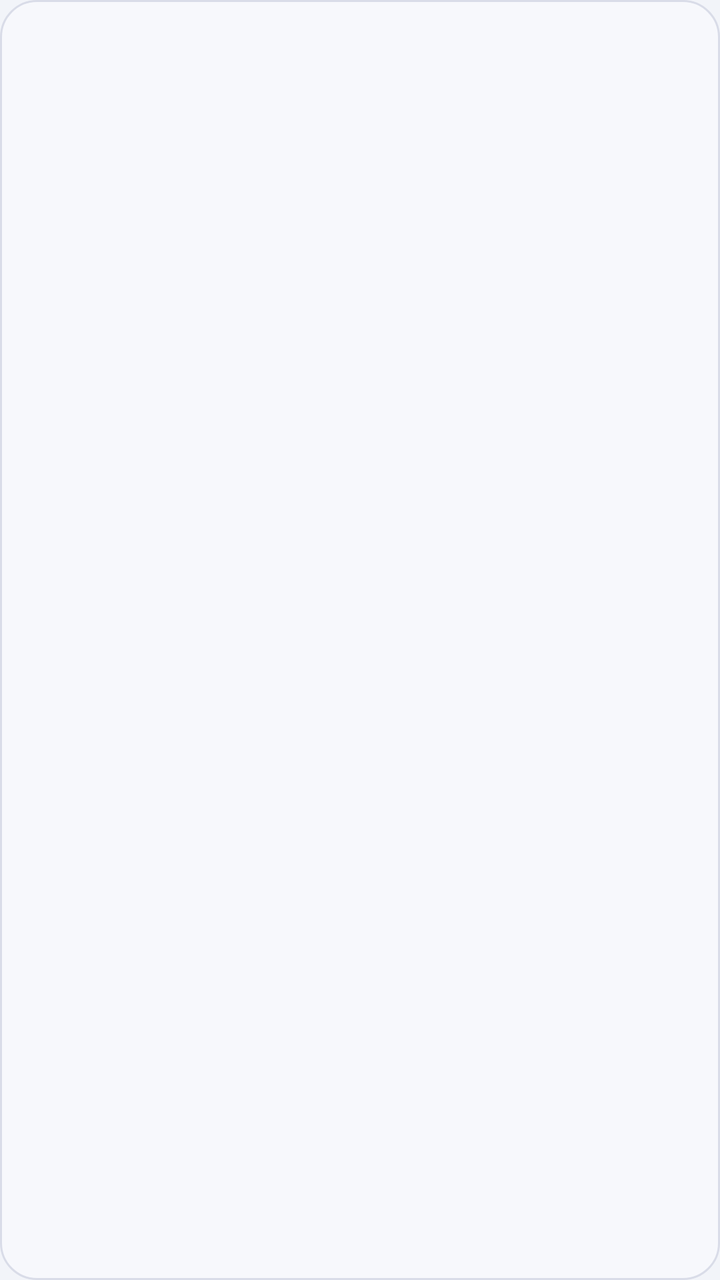
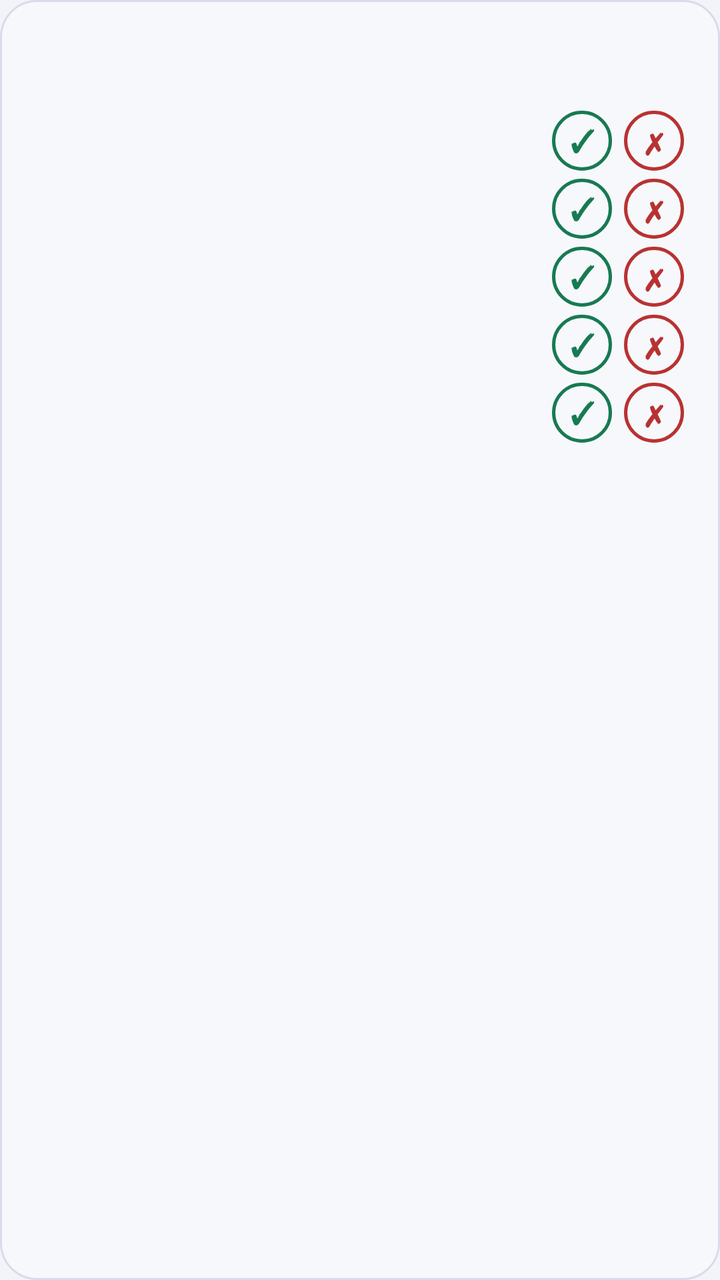

Before-and-after screenshots of an Android layout around one commit, followed by the original layout XML and the change that was made.
<!-- AndroidManifest.xml: application theme AppTheme -->
<!-- res/layout/widget.xml -->
<?xml version="1.0" encoding="utf-8"?>
<LinearLayout xmlns:android="http://schemas.android.com/apk/res/android"
    android:id="@+id/w_root"
    android:layout_width="match_parent"
    android:layout_height="match_parent"
    android:background="@drawable/widget_bg"
    android:orientation="vertical"
    android:padding="12dp">

    <TextView
        android:id="@+id/w_date"
        android:layout_width="match_parent"
        android:layout_height="wrap_content"
        android:textColor="#3A4BC7"
        android:textSize="13sp"
        android:textStyle="bold" />

    <TextView
        android:id="@+id/w_classes"
        android:layout_width="match_parent"
        android:layout_height="wrap_content"
        android:layout_marginTop="4dp"
        android:ellipsize="end"
        android:maxLines="7"
        android:textColor="#1B1D26"
        android:textSize="13sp" />

    <TextView
        android:id="@+id/w_due"
        android:layout_width="match_parent"
        android:layout_height="wrap_content"
        android:layout_marginTop="6dp"
        android:ellipsize="end"
        android:maxLines="6"
        android:textColor="#B3261E"
        android:textSize="12sp" />
</LinearLayout>
<!-- resources referenced by this layout -->
<resources>
  <!-- drawable widget_bg (drawable) -->
  <?xml version="1.0" encoding="utf-8"?>
  <shape xmlns:android="http://schemas.android.com/apk/res/android" android:shape="rectangle">
      <solid android:color="#F7F8FC" />
      <corners android:radius="18dp" />
      <stroke android:width="1dp" android:color="#D9DCE8" />
  </shape>
  <style name="AppTheme" parent="android:Theme.DeviceDefault.DayNight">
          <item name="android:windowActionBar">false</item>
          <item name="android:windowNoTitle">true</item>
          <item name="android:windowBackground">@color/page_bg</item>
          <item name="android:statusBarColor">@color/page_bg</item>
          <item name="android:navigationBarColor">@color/page_bg</item>
          <item name="android:windowLightStatusBar">true</item>
          <item name="android:windowLightNavigationBar">true</item>
      </style>
  <color name="page_bg">#F2F4F9</color>
</resources>

<!-- the commit's change to res/layout/widget.xml (unified diff, before → after) -->
@@ -11,7 +11,7 @@
         android:id="@+id/w_date"
         android:layout_width="match_parent"
         android:layout_height="wrap_content"
-        android:textColor="#3A4BC7"
+        android:textColor="@color/w_accent"
         android:textSize="13sp"
         android:textStyle="bold" />
 
@@ -22,8 +22,81 @@
         android:layout_marginTop="4dp"
         android:ellipsize="end"
         android:maxLines="7"
-        android:textColor="#1B1D26"
+        android:textColor="@color/w_ink"
         android:textSize="13sp" />
+
+    <LinearLayout
+        android:id="@+id/w_r1"
+        android:layout_width="match_parent"
+        android:layout_height="wrap_content"
+        android:layout_marginTop="4dp"
+        android:gravity="center_vertical"
+        android:orientation="horizontal">
+        <TextView android:id="@+id/w_n1" android:layout_width="0dp" android:layout_height="wrap_content" android:layout_weight="1" android:ellipsize="end" android:maxLines="1" android:textColor="@color/w_ink" android:textSize="13sp" />
+        <TextView android:id="@+id/w_a1" android:layout_width="30dp" android:layout_height="30dp" android:layout_marginStart="6dp" android:background="@drawable/w_btn_ok" android:gravity="center" android:text="✓" android:textColor="@color/w_ok" android:textSize="15sp" android:textStyle="bold" />
+        <TextView android:id="@+id/w_m1" android:layout_width="30dp" android:layout_height="30dp" android:layout_marginStart="6dp" android:background="@drawable/w_btn_no" android:gravity="center" android:text="✗" android:textColor="@color/w_bad" android:textSize="15sp" android:textStyle="bold" />
+        <TextView android:id="@+id/w_s1" android:layout_width="wrap_content" android:layout_height="wrap_content" android:layout_marginStart="6dp" android:textSize="15sp" android:textStyle="bold" />
+    </LinearLayout>
+
+    <LinearLayout
+        android:id="@+id/w_r2"
+        android:layout_width="match_parent"
+        android:layout_height="wrap_content"
+        android:layout_marginTop="4dp"
+        android:gravity="center_vertical"
+        android:orientation="horizontal">
+        <TextView android:id="@+id/w_n2" android:layout_width="0dp" android:layout_height="wrap_content" android:layout_weight="1" android:ellipsize="end" android:maxLines="1" android:textColor="@color/w_ink" android:textSize="13sp" />
+        <TextView android:id="@+id/w_a2" android:layout_width="30dp" android:layout_height="30dp" android:layout_marginStart="6dp" android:background="@drawable/w_btn_ok" android:gravity="center" android:text="✓" android:textColor="@color/w_ok" android:textSize="15sp" android:textStyle="bold" />
+        <TextView android:id="@+id/w_m2" android:layout_width="30dp" android:layout_height="30dp" android:layout_marginStart="6dp" android:background="@drawable/w_btn_no" android:gravity="center" android:text="✗" android:textColor="@color/w_bad" android:textSize="15sp" android:textStyle="bold" />
+        <TextView android:id="@+id/w_s2" android:layout_width="wrap_content" android:layout_height="wrap_content" android:layout_marginStart="6dp" android:textSize="15sp" android:textStyle="bold" />
+    </LinearLayout>
+
+    <LinearLayout
+        android:id="@+id/w_r3"
+        android:layout_width="match_parent"
+        android:layout_height="wrap_content"
+        android:layout_marginTop="4dp"
+        android:gravity="center_vertical"
+        android:orientation="horizontal">
+        <TextView android:id="@+id/w_n3" android:layout_width="0dp" android:layout_height="wrap_content" android:layout_weight="1" android:ellipsize="end" android:maxLines="1" android:textColor="@color/w_ink" android:textSize="13sp" />
+        <TextView android:id="@+id/w_a3" android:layout_width="30dp" android:layout_height="30dp" android:layout_marginStart="6dp" android:background="@drawable/w_btn_ok" android:gravity="center" android:text="✓" android:textColor="@color/w_ok" android:textSize="15sp" android:textStyle="bold" />
+        <TextView android:id="@+id/w_m3" android:layout_width="30dp" android:layout_height="30dp" android:layout_marginStart="6dp" android:background="@drawable/w_btn_no" android:gravity="center" android:text="✗" android:textColor="@color/w_bad" android:textSize="15sp" android:textStyle="bold" />
+        <TextView android:id="@+id/w_s3" android:layout_width="wrap_content" android:layout_height="wrap_content" android:layout_marginStart="6dp" android:textSize="15sp" android:textStyle="bold" />
+    </LinearLayout>
+
+    <LinearLayout
+        android:id="@+id/w_r4"
+        android:layout_width="match_parent"
+        android:layout_height="wrap_content"
+        android:layout_marginTop="4dp"
+        android:gravity="center_vertical"
+        android:orientation="horizontal">
+        <TextView android:id="@+id/w_n4" android:layout_width="0dp" android:layout_height="wrap_content" android:layout_weight="1" android:ellipsize="end" android:maxLines="1" android:textColor="@color/w_ink" android:textSize="13sp" />
+        <TextView android:id="@+id/w_a4" android:layout_width="30dp" android:layout_height="30dp" android:layout_marginStart="6dp" android:background="@drawable/w_btn_ok" android:gravity="center" android:text="✓" android:textColor="@color/w_ok" android:textSize="15sp" android:textStyle="bold" />
+        <TextView android:id="@+id/w_m4" android:layout_width="30dp" android:layout_height="30dp" android:layout_marginStart="6dp" android:background="@drawable/w_btn_no" android:gravity="center" android:text="✗" android:textColor="@color/w_bad" android:textSize="15sp" android:textStyle="bold" />
+        <TextView android:id="@+id/w_s4" android:layout_width="wrap_content" android:layout_height="wrap_content" android:layout_marginStart="6dp" android:textSize="15sp" android:textStyle="bold" />
+    </LinearLayout>
+
+    <LinearLayout
+        android:id="@+id/w_r5"
+        android:layout_width="match_parent"
+        android:layout_height="wrap_content"
+        android:layout_marginTop="4dp"
+        android:gravity="center_vertical"
+        android:orientation="horizontal">
+        <TextView android:id="@+id/w_n5" android:layout_width="0dp" android:layout_height="wrap_content" android:layout_weight="1" android:ellipsize="end" android:maxLines="1" android:textColor="@color/w_ink" android:textSize="13sp" />
+        <TextView android:id="@+id/w_a5" android:layout_width="30dp" android:layout_height="30dp" android:layout_marginStart="6dp" android:background="@drawable/w_btn_ok" android:gravity="center" android:text="✓" android:textColor="@color/w_ok" android:textSize="15sp" android:textStyle="bold" />
+        <TextView android:id="@+id/w_m5" android:layout_width="30dp" android:layout_height="30dp" android:layout_marginStart="6dp" android:background="@drawable/w_btn_no" android:gravity="center" android:text="✗" android:textColor="@color/w_bad" android:textSize="15sp" android:textStyle="bold" />
+        <TextView android:id="@+id/w_s5" android:layout_width="wrap_content" android:layout_height="wrap_content" android:layout_marginStart="6dp" android:textSize="15sp" android:textStyle="bold" />
+    </LinearLayout>
+
+    <TextView
+        android:id="@+id/w_more"
+        android:layout_width="match_parent"
+        android:layout_height="wrap_content"
+        android:layout_marginTop="2dp"
+        android:textColor="@color/w_muted"
+        android:textSize="12sp" />
 
     <TextView
         android:id="@+id/w_due"
@@ -31,7 +104,7 @@
         android:layout_height="wrap_content"
         android:layout_marginTop="6dp"
         android:ellipsize="end"
-        android:maxLines="6"
-        android:textColor="#B3261E"
+        android:maxLines="4"
+        android:textColor="@color/w_bad"
         android:textSize="12sp" />
 </LinearLayout>
<!-- resource entries referenced after the edit -->
@@ -1,11 +1,28 @@
 <!-- resources referenced by this layout -->
 <resources>
+  <color name="w_accent">#3A4BC7</color>
+  <color name="w_bad">#B83232</color>
+  <color name="w_ink">#1B1D26</color>
+  <color name="w_muted">#5A6479</color>
+  <color name="w_ok">#177A52</color>
+  <!-- drawable w_btn_no (drawable) -->
+  <?xml version="1.0" encoding="utf-8"?>
+  <shape xmlns:android="http://schemas.android.com/apk/res/android" android:shape="oval">
+      <solid android:color="@color/w_bg" />
+      <stroke android:width="1.5dp" android:color="@color/w_bad" />
+  </shape>
+  <!-- drawable w_btn_ok (drawable) -->
+  <?xml version="1.0" encoding="utf-8"?>
+  <shape xmlns:android="http://schemas.android.com/apk/res/android" android:shape="oval">
+      <solid android:color="@color/w_bg" />
+      <stroke android:width="1.5dp" android:color="@color/w_ok" />
+  </shape>
   <!-- drawable widget_bg (drawable) -->
   <?xml version="1.0" encoding="utf-8"?>
   <shape xmlns:android="http://schemas.android.com/apk/res/android" android:shape="rectangle">
-      <solid android:color="#F7F8FC" />
+      <solid android:color="@color/w_bg" />
       <corners android:radius="18dp" />
-      <stroke android:width="1dp" android:color="#D9DCE8" />
+      <stroke android:width="1dp" android:color="@color/w_line" />
   </shape>
   <style name="AppTheme" parent="android:Theme.DeviceDefault.DayNight">
           <item name="android:windowActionBar">false</item>
@@ -16,6 +33,8 @@
           <item name="android:windowLightStatusBar">true</item>
           <item name="android:windowLightNavigationBar">true</item>
       </style>
+  <color name="w_bg">#F7F8FC</color>
+  <color name="w_line">#D9DCE8</color>
   <color name="page_bg">#F2F4F9</color>
 </resources>
 
